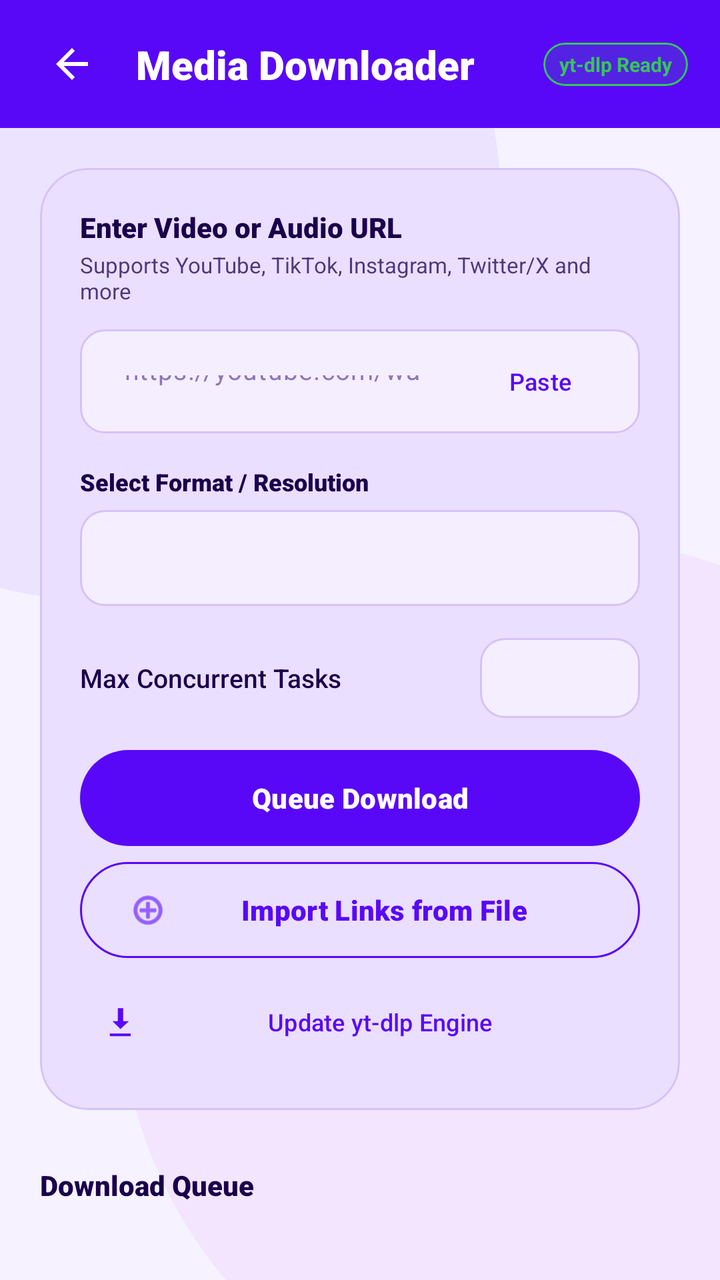
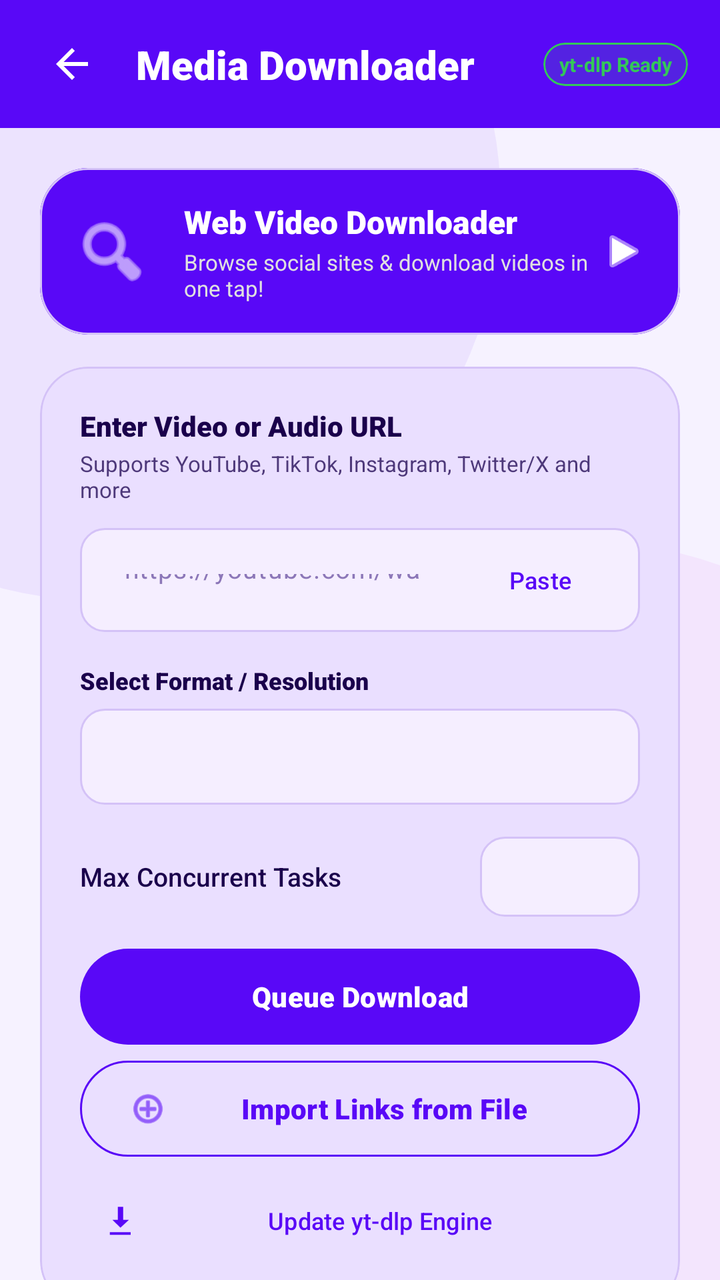

An Android layout rendered at two revisions. The XML below is the earlier revision; the diff shows what the commit changed to produce the second picture.
<!-- AndroidManifest.xml: activity theme Theme.ChatSnap.NoActionBar -->
<!-- res/layout/activity_downloader.xml -->
<?xml version="1.0" encoding="utf-8"?>
<androidx.coordinatorlayout.widget.CoordinatorLayout xmlns:android="http://schemas.android.com/apk/res/android"
    xmlns:app="http://schemas.android.com/apk/res-auto"
    xmlns:tools="http://schemas.android.com/tools"
    android:layout_width="match_parent"
    android:layout_height="match_parent"
    android:background="?android:attr/windowBackground"
    android:fitsSystemWindows="true">

    <include layout="@layout/layout_bubbles" />

    <com.google.android.material.appbar.AppBarLayout
        android:id="@+id/appBarLayout"
        android:layout_width="match_parent"
        android:layout_height="wrap_content"
        android:background="@android:color/transparent"
        app:elevation="0dp">

        <com.google.android.material.card.MaterialCardView
            android:id="@+id/cvHeader"
            android:layout_width="match_parent"
            android:layout_height="64dp"
            app:cardCornerRadius="0dp"
            app:cardElevation="4dp"
            app:cardBackgroundColor="?attr/colorPrimary"
            app:strokeWidth="0dp">

            <androidx.constraintlayout.widget.ConstraintLayout
                android:layout_width="match_parent"
                android:layout_height="match_parent"
                android:background="@drawable/header_gradient"
                android:paddingHorizontal="16dp">

                <ImageButton
                    android:id="@+id/btnBack"
                    android:layout_width="40dp"
                    android:layout_height="40dp"
                    android:background="?attr/selectableItemBackgroundBorderless"
                    android:src="@drawable/ic_back"
                    android:contentDescription="Back"
                    app:tint="?attr/colorOnPrimary"
                    app:layout_constraintBottom_toBottomOf="parent"
                    app:layout_constraintStart_toStartOf="parent"
                    app:layout_constraintTop_toTopOf="parent" />

                <TextView
                    android:id="@+id/tvHeaderTitle"
                    android:layout_width="wrap_content"
                    android:layout_height="wrap_content"
                    android:layout_marginStart="12dp"
                    android:text="Media Downloader"
                    android:textColor="?attr/colorOnPrimary"
                    android:textSize="20sp"
                    android:fontFamily="sans-serif-black"
                    app:layout_constraintBottom_toBottomOf="parent"
                    app:layout_constraintStart_toEndOf="@id/btnBack"
                    app:layout_constraintTop_toTopOf="parent" />

                
                <com.google.android.material.card.MaterialCardView
                    android:layout_width="wrap_content"
                    android:layout_height="wrap_content"
                    app:cardCornerRadius="12dp"
                    app:cardElevation="0dp"
                    app:cardBackgroundColor="#2234C759"
                    app:strokeWidth="1dp"
                    app:strokeColor="#FF34C759"
                    app:layout_constraintBottom_toBottomOf="parent"
                    app:layout_constraintEnd_toEndOf="parent"
                    app:layout_constraintTop_toTopOf="parent">

                    <TextView
                        android:layout_width="wrap_content"
                        android:layout_height="wrap_content"
                        android:paddingHorizontal="8dp"
                        android:paddingVertical="4dp"
                        android:text="yt-dlp Ready"
                        android:textColor="#34C759"
                        android:textSize="10sp"
                        android:textStyle="bold" />
                </com.google.android.material.card.MaterialCardView>

            </androidx.constraintlayout.widget.ConstraintLayout>
        </com.google.android.material.card.MaterialCardView>
    </com.google.android.material.appbar.AppBarLayout>

    <androidx.core.widget.NestedScrollView
        android:layout_width="match_parent"
        android:layout_height="match_parent"
        android:clipToPadding="false"
        android:paddingBottom="80dp"
        app:layout_behavior="@string/appbar_scrolling_view_behavior">

        <LinearLayout
            android:layout_width="match_parent"
            android:layout_height="wrap_content"
            android:orientation="vertical"
            android:padding="20dp">

            
            <com.google.android.material.card.MaterialCardView
                android:layout_width="match_parent"
                android:layout_height="wrap_content"
                android:layout_marginBottom="16dp"
                app:cardCornerRadius="24dp"
                app:cardElevation="0dp"
                app:strokeWidth="1dp"
                app:strokeColor="?attr/colorOutlineVariant"
                app:cardBackgroundColor="?attr/colorSurface">

                <LinearLayout
                    android:layout_width="match_parent"
                    android:layout_height="wrap_content"
                    android:orientation="vertical"
                    android:padding="20dp">

                    <TextView
                        android:layout_width="wrap_content"
                        android:layout_height="wrap_content"
                        android:text="Enter Video or Audio URL"
                        android:textColor="?android:attr/textColorPrimary"
                        android:textSize="14sp"
                        android:fontFamily="sans-serif-black" />

                    <TextView
                        android:layout_width="wrap_content"
                        android:layout_height="wrap_content"
                        android:layout_marginTop="2dp"
                        android:layout_marginBottom="12dp"
                        android:text="Supports YouTube, TikTok, Instagram, Twitter/X and more"
                        android:textColor="?android:attr/textColorSecondary"
                        android:textSize="11sp" />

                    
                    <LinearLayout
                        android:layout_width="match_parent"
                        android:layout_height="wrap_content"
                        android:orientation="horizontal"
                        android:background="@drawable/bg_input_field"
                        android:padding="6dp"
                        android:gravity="center_vertical"
                        android:layout_marginBottom="16dp">

                        <EditText
                            android:id="@+id/etUrl"
                            android:layout_width="0dp"
                            android:layout_height="40dp"
                            android:layout_weight="1"
                            android:background="@android:color/transparent"
                            android:hint="https://youtube.com/watch?v=..."
                            android:textColor="?android:attr/textColorPrimary"
                            android:textColorHint="?attr/colorOutline"
                            android:textSize="13sp"
                            android:paddingHorizontal="8dp"
                            android:inputType="textUri"
                            android:singleLine="true" />

                        <com.google.android.material.button.MaterialButton
                            android:id="@+id/btnPaste"
                            style="@style/Widget.Material3.Button.TextButton"
                            android:layout_width="wrap_content"
                            android:layout_height="36dp"
                            android:text="Paste"
                            android:textColor="?attr/colorPrimary"
                            android:textSize="12sp"
                            app:cornerRadius="12dp"
                            android:insetTop="0dp"
                            android:insetBottom="0dp" />
                    </LinearLayout>

                    
                    <TextView
                        android:layout_width="wrap_content"
                        android:layout_height="wrap_content"
                        android:text="Select Format / Resolution"
                        android:textColor="?android:attr/textColorPrimary"
                        android:textSize="12sp"
                        android:fontFamily="sans-serif-black" />

                    <Spinner
                        android:id="@+id/spnResolution"
                        android:layout_width="match_parent"
                        android:layout_height="48dp"
                        android:layout_marginTop="6dp"
                        android:background="@drawable/bg_input_field"
                        android:paddingHorizontal="12dp" />

                    
                    <LinearLayout
                        android:layout_width="match_parent"
                        android:layout_height="wrap_content"
                        android:orientation="horizontal"
                        android:gravity="center_vertical"
                        android:layout_marginTop="16dp"
                        android:layout_marginBottom="16dp">
                        
                        <TextView
                            android:layout_width="0dp"
                            android:layout_height="wrap_content"
                            android:layout_weight="1"
                            android:text="Max Concurrent Tasks"
                            android:textSize="13sp"
                            android:fontFamily="sans-serif-medium"
                            android:textColor="?android:attr/textColorPrimary" />
                            
                        <Spinner
                            android:id="@+id/spnConcurrentLimit"
                            android:layout_width="80dp"
                            android:layout_height="40dp"
                            android:background="@drawable/bg_input_field"
                            android:paddingHorizontal="8dp" />
                    </LinearLayout>

                    
                    <com.google.android.material.button.MaterialButton
                        android:id="@+id/btnDownload"
                        android:layout_width="match_parent"
                        android:layout_height="48dp"
                        android:text="Queue Download"
                        android:textColor="#FFFFFF"
                        android:textSize="14sp"
                        android:fontFamily="sans-serif-black"
                        app:backgroundTint="?attr/colorPrimary"
                        app:cornerRadius="24dp"
                        android:insetTop="0dp"
                        android:insetBottom="0dp" />

                    
                    <com.google.android.material.button.MaterialButton
                        android:id="@+id/btnImportFile"
                        style="@style/Widget.Material3.Button.OutlinedButton"
                        android:layout_width="match_parent"
                        android:layout_height="48dp"
                        android:layout_marginTop="8dp"
                        android:text="Import Links from File"
                        android:textColor="?attr/colorPrimary"
                        android:textSize="14sp"
                        android:fontFamily="sans-serif-black"
                        app:cornerRadius="24dp"
                        app:strokeColor="?attr/colorPrimary"
                        app:icon="@android:drawable/ic_menu_add"
                        app:iconSize="20dp"
                        app:iconTint="?attr/colorPrimary"
                        android:insetTop="0dp"
                        android:insetBottom="0dp" />

                    
                    <com.google.android.material.button.MaterialButton
                        android:id="@+id/btnUpdateEngine"
                        style="@style/Widget.Material3.Button.TextButton"
                        android:layout_width="match_parent"
                        android:layout_height="wrap_content"
                        android:layout_marginTop="8dp"
                        android:text="Update yt-dlp Engine"
                        android:textColor="?attr/colorPrimary"
                        android:textSize="12sp"
                        app:icon="@android:drawable/stat_sys_download"
                        app:iconSize="16dp"
                        app:iconTint="?attr/colorPrimary" />

                </LinearLayout>
            </com.google.android.material.card.MaterialCardView>

            
            <TextView
                android:id="@+id/tvQueueHeader"
                android:layout_width="match_parent"
                android:layout_height="wrap_content"
                android:layout_marginTop="12dp"
                android:layout_marginBottom="8dp"
                android:text="Download Queue"
                android:textColor="?android:attr/textColorPrimary"
                android:textSize="14sp"
                android:fontFamily="sans-serif-black" />

            <androidx.recyclerview.widget.RecyclerView
                android:id="@+id/rvQueue"
                android:layout_width="match_parent"
                android:layout_height="wrap_content"
                android:nestedScrollingEnabled="false"
                tools:listitem="@layout/item_download_task" />

            
            <LinearLayout
                android:layout_width="match_parent"
                android:layout_height="wrap_content"
                android:orientation="horizontal"
                android:gravity="center_vertical"
                android:layout_marginTop="24dp"
                android:layout_marginBottom="8dp">

                <TextView
                    android:id="@+id/tvHistoryHeader"
                    android:layout_width="0dp"
                    android:layout_height="wrap_content"
                    android:layout_weight="1"
                    android:text="Download History"
                    android:textColor="?android:attr/textColorPrimary"
                    android:textSize="14sp"
                    android:fontFamily="sans-serif-black" />

                <com.google.android.material.button.MaterialButton
                    android:id="@+id/btnClearHistory"
                    style="@style/Widget.Material3.Button.TextButton"
                    android:layout_width="wrap_content"
                    android:layout_height="32dp"
                    android:text="Clear All"
                    android:textColor="#FF3B30"
                    android:textSize="11sp"
                    app:cornerRadius="12dp"
                    android:insetTop="0dp"
                    android:insetBottom="0dp" />
            </LinearLayout>

            <TextView
                android:id="@+id/tvHistoryEmpty"
                android:layout_width="match_parent"
                android:layout_height="wrap_content"
                android:text="No download history yet"
                android:textColor="?android:attr/textColorSecondary"
                android:textSize="12sp"
                android:gravity="center"
                android:paddingVertical="24dp"
                android:visibility="visible" />

            <androidx.recyclerview.widget.RecyclerView
                android:id="@+id/rvHistory"
                android:layout_width="match_parent"
                android:layout_height="wrap_content"
                android:nestedScrollingEnabled="false" />

        </LinearLayout>
    </androidx.core.widget.NestedScrollView>

</androidx.coordinatorlayout.widget.CoordinatorLayout>
<!-- res/layout/layout_bubbles.xml (included above) -->
<?xml version="1.0" encoding="utf-8"?>
<merge xmlns:android="http://schemas.android.com/apk/res/android"
    xmlns:app="http://schemas.android.com/apk/res-auto">

    
    <View
        android:layout_width="400dp"
        android:layout_height="400dp"
        android:layout_gravity="top|start"
        android:layout_marginTop="-100dp"
        android:layout_marginStart="-150dp"
        android:background="@drawable/bg_bubble"
        android:backgroundTint="?attr/colorPrimary"
        android:alpha="0.06"
        android:translationZ="-10dp" />

    
    <View
        android:layout_width="450dp"
        android:layout_height="450dp"
        android:layout_gravity="bottom|end"
        android:layout_marginBottom="-80dp"
        android:layout_marginEnd="-150dp"
        android:background="@drawable/bg_bubble"
        android:backgroundTint="#C500E6"
        android:alpha="0.05"
        android:translationZ="-10dp" />

</merge>
<!-- res/layout/item_download_task.xml (included above) -->
<?xml version="1.0" encoding="utf-8"?>
<com.google.android.material.card.MaterialCardView xmlns:android="http://schemas.android.com/apk/res/android"
    xmlns:app="http://schemas.android.com/apk/res-auto"
    android:layout_width="match_parent"
    android:layout_height="wrap_content"
    android:layout_marginBottom="12dp"
    app:cardCornerRadius="18dp"
    app:cardElevation="0dp"
    app:strokeWidth="1dp"
    app:strokeColor="?attr/colorOutlineVariant"
    app:cardBackgroundColor="?attr/colorSurface">

    <LinearLayout
        android:layout_width="match_parent"
        android:layout_height="wrap_content"
        android:orientation="horizontal"
        android:padding="14dp"
        android:gravity="center_vertical">

        
        <com.google.android.material.card.MaterialCardView
            android:layout_width="80dp"
            android:layout_height="60dp"
            app:cardCornerRadius="10dp"
            app:cardElevation="0dp"
            app:strokeWidth="1dp"
            app:strokeColor="?attr/colorOutlineVariant">

            <ImageView
                android:id="@+id/ivTaskThumbnail"
                android:layout_width="match_parent"
                android:layout_height="match_parent"
                android:scaleType="centerCrop"
                android:src="@android:drawable/ic_menu_gallery" />
        </com.google.android.material.card.MaterialCardView>

        
        <LinearLayout
            android:layout_width="0dp"
            android:layout_height="wrap_content"
            android:layout_weight="1"
            android:layout_marginStart="12dp"
            android:orientation="vertical">

            
            <LinearLayout
                android:layout_width="match_parent"
                android:layout_height="wrap_content"
                android:orientation="horizontal"
                android:gravity="center_vertical"
                android:layout_marginBottom="8dp">

                
                <com.google.android.material.card.MaterialCardView
                    android:id="@+id/cvQualityBadge"
                    android:layout_width="wrap_content"
                    android:layout_height="wrap_content"
                    app:cardCornerRadius="6dp"
                    app:cardElevation="0dp"
                    app:cardBackgroundColor="?attr/colorPrimaryContainer"
                    app:strokeWidth="0dp">

                    <TextView
                        android:id="@+id/tvTaskQuality"
                        android:layout_width="wrap_content"
                        android:layout_height="wrap_content"
                        android:paddingHorizontal="6dp"
                        android:paddingVertical="2dp"
                        android:text="1080p"
                        android:textColor="?attr/colorOnPrimaryContainer"
                        android:textSize="9sp"
                        android:textStyle="bold" />
                </com.google.android.material.card.MaterialCardView>

                
                <TextView
                    android:id="@+id/tvTaskTitle"
                    android:layout_width="0dp"
                    android:layout_height="wrap_content"
                    android:layout_weight="1"
                    android:layout_marginStart="8dp"
                    android:layout_marginEnd="8dp"
                    android:text="Fetching stream data..."
                    android:textColor="?android:attr/textColorPrimary"
                    android:textSize="12sp"
                    android:fontFamily="sans-serif-medium"
                    android:singleLine="true"
                    android:ellipsize="end" />

                
                <ImageButton
                    android:id="@+id/btnCancelTask"
                    android:layout_width="24dp"
                    android:layout_height="24dp"
                    android:background="?attr/selectableItemBackgroundBorderless"
                    android:src="@android:drawable/ic_menu_close_clear_cancel"
                    app:tint="#FF3B30"
                    android:contentDescription="Cancel download" />
            </LinearLayout>

            
            <com.google.android.material.progressindicator.LinearProgressIndicator
                android:id="@+id/pbTaskProgress"
                android:layout_width="match_parent"
                android:layout_height="wrap_content"
                android:layout_marginBottom="6dp"
                app:trackThickness="4dp"
                app:trackCornerRadius="2dp"
                app:trackColor="?attr/colorOutlineVariant"
                app:indicatorColor="?attr/colorPrimary"
                android:progress="0" />

            
            <LinearLayout
                android:layout_width="match_parent"
                android:layout_height="wrap_content"
                android:orientation="horizontal"
                android:gravity="center_vertical">

                
                <TextView
                    android:id="@+id/tvTaskStatus"
                    android:layout_width="0dp"
                    android:layout_height="wrap_content"
                    android:layout_weight="1"
                    android:text="Queued"
                    android:textColor="?android:attr/textColorSecondary"
                    android:textSize="10sp"
                    android:fontFamily="sans-serif-medium"
                    android:singleLine="true"
                    android:ellipsize="end" />

                
                <TextView
                    android:id="@+id/tvTaskStats"
                    android:layout_width="wrap_content"
                    android:layout_height="wrap_content"
                    android:layout_marginStart="8dp"
                    android:text="-- MB/s • -- MB • --:--"
                    android:textColor="?android:attr/textColorSecondary"
                    android:textSize="10sp"
                    android:singleLine="true"
                    android:ellipsize="end" />
            </LinearLayout>

        </LinearLayout>

    </LinearLayout>
</com.google.android.material.card.MaterialCardView>
<!-- resources referenced by this layout -->
<resources>
  <!-- drawable bg_bubble (drawable) -->
  <?xml version="1.0" encoding="utf-8"?>
  <shape xmlns:android="http://schemas.android.com/apk/res/android"
      android:shape="oval">
      <solid android:color="?attr/colorPrimary" />
  </shape>
  <!-- drawable bg_input_field (drawable) -->
  <?xml version="1.0" encoding="utf-8"?>
  <shape xmlns:android="http://schemas.android.com/apk/res/android">
      <solid android:color="?attr/colorSurfaceVariant" />
      <corners android:radius="12dp" />
      <stroke android:width="1dp" android:color="?attr/colorOutlineVariant" />
  </shape>
  <!-- drawable header_gradient (drawable) -->
  <?xml version="1.0" encoding="utf-8"?>
  <shape xmlns:android="http://schemas.android.com/apk/res/android"
      android:shape="rectangle">
      <gradient
          android:startColor="?attr/colorPrimary"
          android:endColor="?attr/colorPrimary"
          android:angle="45"/>
      <corners
          android:radius="0dp"/>
  </shape>
  <!-- drawable ic_back (drawable) -->
  <vector xmlns:android="http://schemas.android.com/apk/res/android"
      android:width="24dp"
      android:height="24dp"
      android:viewportWidth="24"
      android:viewportHeight="24">
      <path
          android:fillColor="#FF000000"
          android:pathData="M20,11H7.83l5.59,-5.59L12,4l-8,8 8,8 1.41,-1.41L7.83,13H20v-2z" />
  </vector>
  <style name="Theme.ChatSnap.NoActionBar">
          <item name="windowActionBar">false</item>
          <item name="windowNoTitle">true</item>
      </style>
</resources>

<!-- the commit's change to res/layout/activity_downloader.xml (unified diff, before → after) -->
@@ -96,6 +96,64 @@
             android:layout_height="wrap_content"
             android:orientation="vertical"
             android:padding="20dp">
+
+            
+            <com.google.android.material.card.MaterialCardView
+                android:id="@+id/cvWebDownloader"
+                android:layout_width="match_parent"
+                android:layout_height="wrap_content"
+                android:layout_marginBottom="16dp"
+                app:cardCornerRadius="24dp"
+                app:cardElevation="0dp"
+                app:strokeWidth="1dp"
+                app:strokeColor="?attr/colorOutlineVariant"
+                app:cardBackgroundColor="?attr/colorSurface">
+
+                <LinearLayout
+                    android:layout_width="match_parent"
+                    android:layout_height="wrap_content"
+                    android:orientation="horizontal"
+                    android:padding="16dp"
+                    android:gravity="center_vertical"
+                    android:background="@drawable/header_gradient">
+
+                    <ImageView
+                        android:layout_width="40dp"
+                        android:layout_height="40dp"
+                        android:src="@android:drawable/ic_menu_search"
+                        app:tint="?attr/colorOnPrimary"
+                        android:layout_marginEnd="16dp" />
+
+                    <LinearLayout
+                        android:layout_width="0dp"
+                        android:layout_height="wrap_content"
+                        android:layout_weight="1"
+                        android:orientation="vertical">
+
+                        <TextView
+                            android:layout_width="wrap_content"
+                            android:layout_height="wrap_content"
+                            android:text="Web Video Downloader"
+                            android:textColor="?attr/colorOnPrimary"
+                            android:textSize="16sp"
+                            android:fontFamily="sans-serif-black" />
+
+                        <TextView
+                            android:layout_width="wrap_content"
+                            android:layout_height="wrap_content"
+                            android:layout_marginTop="2dp"
+                            android:text="Browse social sites &amp; download videos in one tap!"
+                            android:textColor="#E0E0E0"
+                            android:textSize="11sp" />
+                    </LinearLayout>
+
+                    <ImageView
+                        android:layout_width="24dp"
+                        android:layout_height="24dp"
+                        android:src="@android:drawable/ic_media_play"
+                        app:tint="?attr/colorOnPrimary" />
+                </LinearLayout>
+            </com.google.android.material.card.MaterialCardView>
 
             
             <com.google.android.material.card.MaterialCardView
